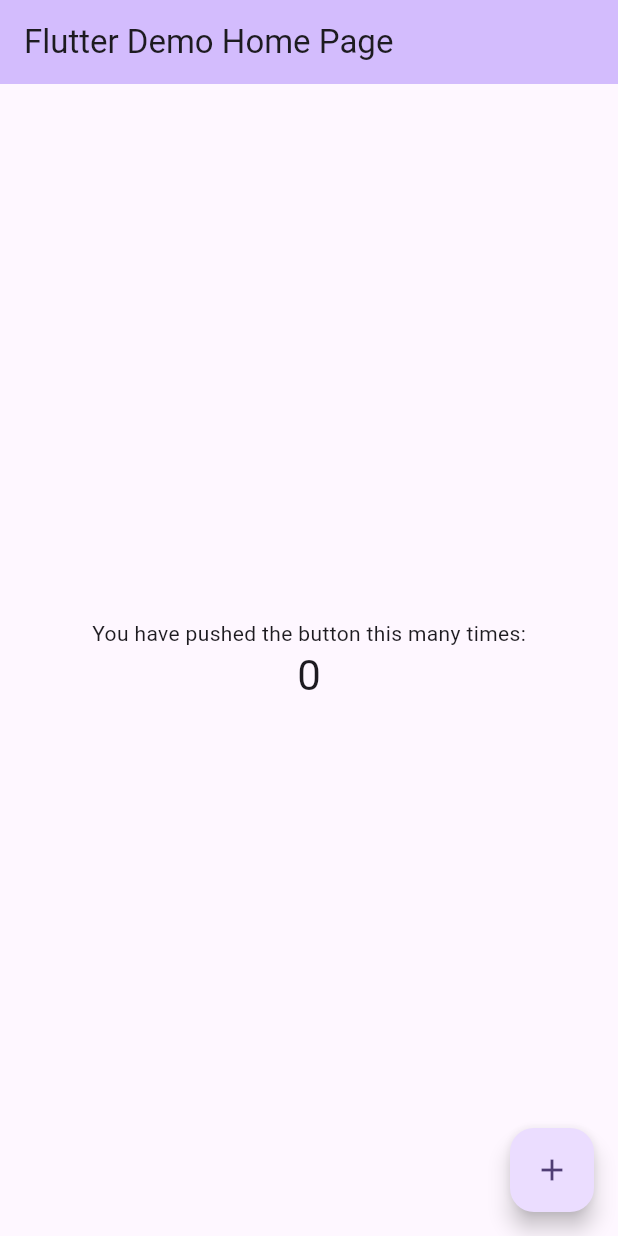
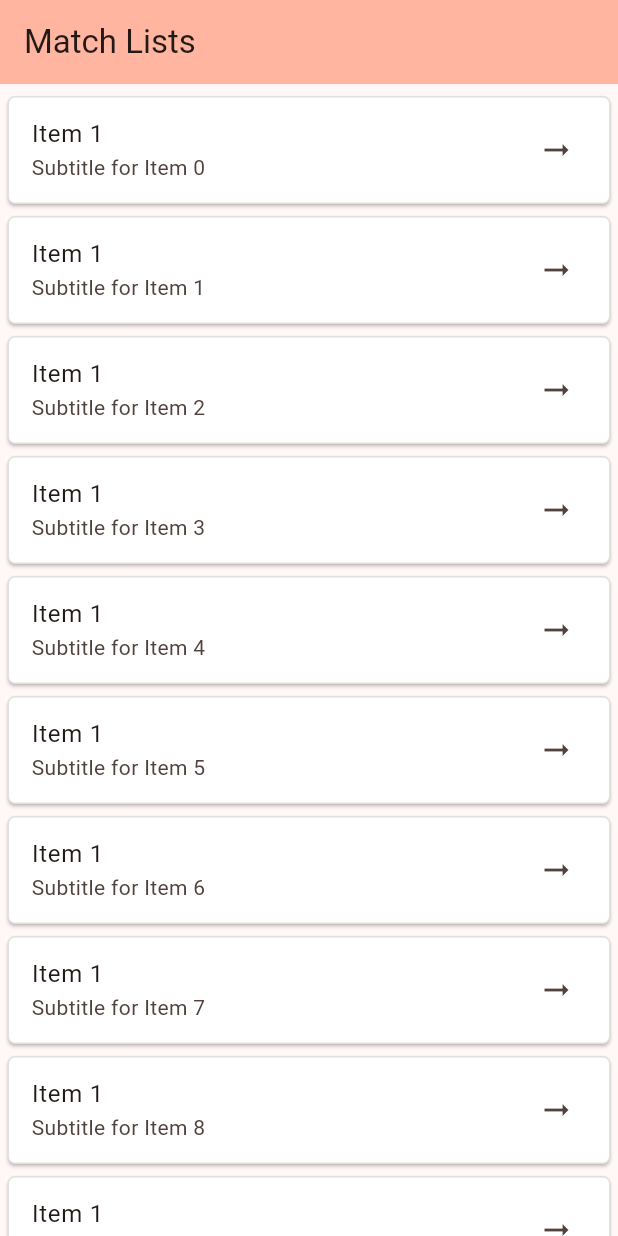
Before and after one commit to Ridoy-paul/flutter-firebase, a Flutter app: the screen it shows after launch, on a phone screen of 412 x 824 dp. Run offline on Flutter 3.47's test engine with Material 3 defaults, Android fonts, the phone set to English and light mode, and no system bars; our stand-ins replace firebase_core; accounts and stored records are empty.

Commit message:
screen set up

```diff
--- a/lib/main.dart
+++ b/lib/main.dart
@@ -1,5 +1,6 @@
 import 'package:flutter/material.dart';
 import 'package:firebase_core/firebase_core.dart';
+import 'screens/home_screen.dart';
 
 Future<void> main() async {
   WidgetsFlutterBinding.ensureInitialized();
@@ -14,59 +15,12 @@ class MyApp extends StatelessWidget {
   @override
   Widget build(BuildContext context) {
     return MaterialApp(
-      title: 'Flutter Demo',
+      debugShowCheckedModeBanner: false,
+      title: 'Module 16 Assignment',
       theme: ThemeData(
-        colorScheme: ColorScheme.fromSeed(seedColor: Colors.deepPurple),
-        useMaterial3: true,
+        colorScheme: ColorScheme.fromSeed(seedColor: Colors.deepOrange),
       ),
-      home: const MyHomePage(title: 'Flutter Demo Home Page'),
+      home: const MyHomePage(),
     );
   }
 }
-
-class MyHomePage extends StatefulWidget {
-  const MyHomePage({super.key, required this.title});
-  final String title;
-
-  @override
-  State<MyHomePage> createState() => _MyHomePageState();
-}
-
-class _MyHomePageState extends State<MyHomePage> {
-  int _counter = 0;
-
-  void _incrementCounter() {
-    setState(() {
-      _counter++;
-    });
-  }
-
-  @override
-  Widget build(BuildContext context) {
-    return Scaffold(
-      appBar: AppBar(
-        backgroundColor: Theme.of(context).colorScheme.inversePrimary,
-        title: Text(widget.title),
-      ),
-      body: Center(
-        child: Column(
-          mainAxisAlignment: MainAxisAlignment.center,
-          children: <Widget>[
-            const Text(
-              'You have pushed the button this many times:',
-            ),
-            Text(
-              '$_counter',
-              style: Theme.of(context).textTheme.headlineMedium,
-            ),
-          ],
-        ),
-      ),
-      floatingActionButton: FloatingActionButton(
-        onPressed: _incrementCounter,
-        tooltip: 'Increment',
-        child: const Icon(Icons.add),
-      ), // This trailing comma makes auto-formatting nicer for build methods.
-    );
-  }
-}
--- a/lib/screens/home_screen.dart
+++ b/lib/screens/home_screen.dart
@@ -0,0 +1,56 @@
+
+import 'package:flutter/material.dart';
+
+class MyHomePage extends StatefulWidget {
+  const MyHomePage({super.key});
+
+  @override
+  State<MyHomePage> createState() => _MyHomePageState();
+}
+
+class _MyHomePageState extends State<MyHomePage> {
+  int _counter = 0;
+
+  void _incrementCounter() {
+    setState(() {
+      _counter++;
+    });
+  }
+
+  @override
+  Widget build(BuildContext context) {
+    return Scaffold(
+      appBar: AppBar(
+        backgroundColor: Theme.of(context).colorScheme.inversePrimary,
+        title:const Text("Match Lists"),
+      ),
+      body: SafeArea(
+        child: ListView.builder(
+          // scrollDirection: Axis.horizontal,
+          itemCount: 10,
+          itemBuilder: (BuildContext context, int index) {
+            return Card(
+              color: Colors.white,
+              margin: const EdgeInsets.only(top: 8, left: 5, right: 5),
+              shape: RoundedRectangleBorder(
+                borderRadius: BorderRadius.circular(5),
+                side: const BorderSide(
+                  color: Colors.black12,
+                  width: 1.0, // Border width
+                ),
+              ),
+              child: ListTile(
+                title: Text('Item 1'),
+                subtitle: Text('Subtitle for Item $index'),
+                trailing: const Icon(Icons.arrow_right_alt),
+                onTap: () {
+                  print("tab");
+                },
+              ),
+            );
+          },
+        ),
+      ),
+    );
+  }
+}
```
